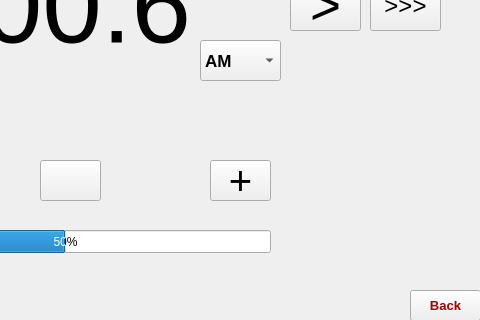
Old version of the form RPI/GUI/UI/Radio.ui in the repository YehiaEhab16/FOTA_Graduation-Project-2022; both pictures show x 320 to 800 and y 160 to 480 of the 800 by 480 pixel window.
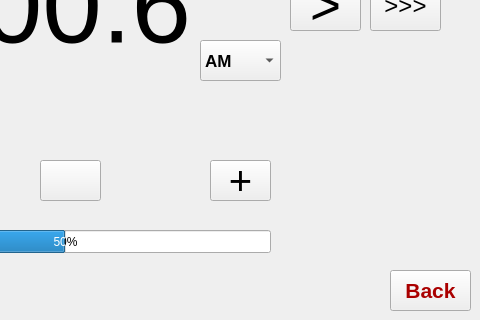
New version of the form. Icons and pictures are not drawn.

The edit to the form file:
```diff
--- a/RPI/GUI/UI/Radio.ui
+++ b/RPI/GUI/UI/Radio.ui
@@ -1257,28 +1257,6 @@
     border: 1px solid #AAAAAA;
 }</string>
   </property>
-  <widget class="QPushButton" name="back">
-   <property name="geometry">
-    <rect>
-     <x>730</x>
-     <y>450</y>
-     <width>71</width>
-     <height>31</height>
-    </rect>
-   </property>
-   <property name="font">
-    <font>
-     <pointsize>10</pointsize>
-     <bold>true</bold>
-    </font>
-   </property>
-   <property name="styleSheet">
-    <string notr="true">color: rgb(170, 0, 0);</string>
-   </property>
-   <property name="text">
-    <string>Back</string>
-   </property>
-  </widget>
   <widget class="QLabel" name="freq">
    <property name="geometry">
     <rect>
@@ -1561,6 +1539,29 @@
     <string>&lt;&lt;&lt;</string>
    </property>
   </widget>
+  <widget class="QPushButton" name="back">
+   <property name="geometry">
+    <rect>
+     <x>710</x>
+     <y>430</y>
+     <width>81</width>
+     <height>41</height>
+    </rect>
+   </property>
+   <property name="font">
+    <font>
+     <pointsize>16</pointsize>
+     <weight>75</weight>
+     <bold>true</bold>
+    </font>
+   </property>
+   <property name="styleSheet">
+    <string notr="true">color: rgb(170, 0, 0);</string>
+   </property>
+   <property name="text">
+    <string>Back</string>
+   </property>
+  </widget>
  </widget>
  <resources/>
  <connections/>
```
Left out of the diff: 8 changed lines with no effect on the pictures.
